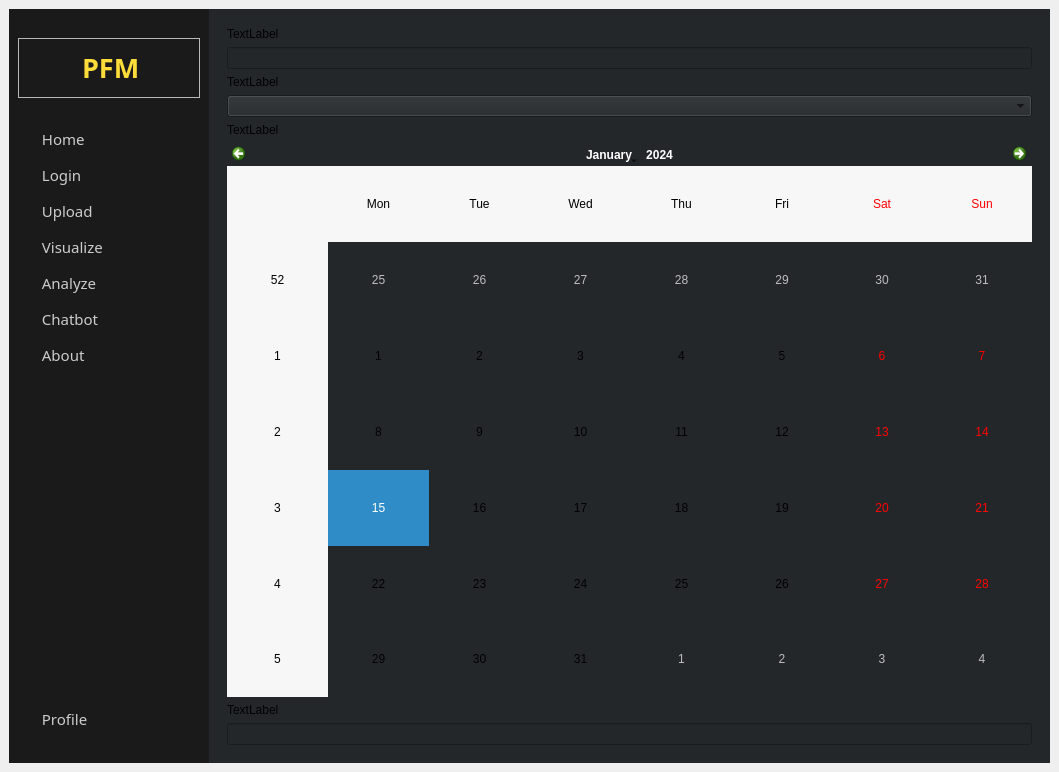
First picture: the form in UI/Master.ui, repository AtlasCJr/pfm, before the edit.
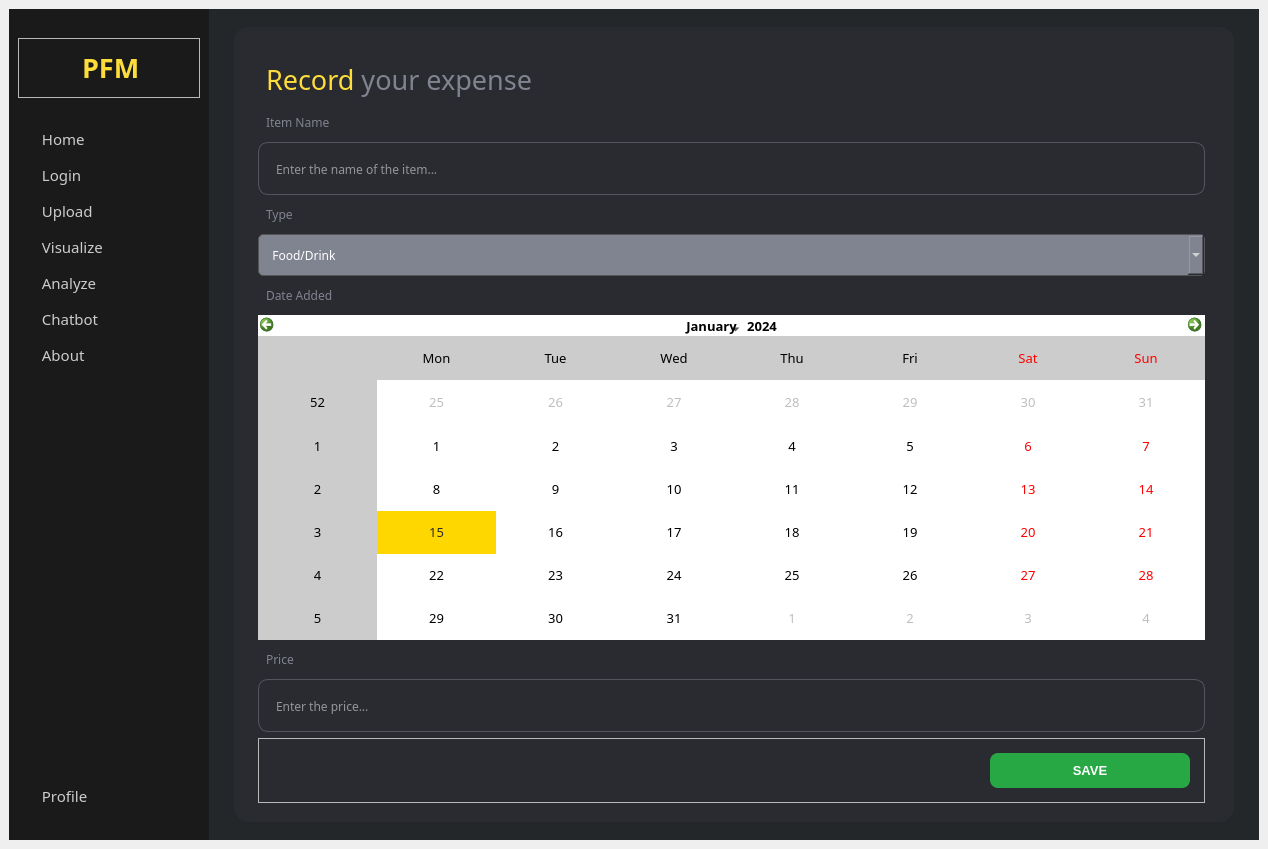
Second picture: the form after the edit. The open tabs and pages were chosen to show the change. Icons and pictures are not drawn.

What changed in the file:
```diff
--- a/UI/Master.ui
+++ b/UI/Master.ui
@@ -6,8 +6,8 @@
    <rect>
     <x>0</x>
     <y>0</y>
-    <width>1059</width>
-    <height>772</height>
+    <width>1268</width>
+    <height>849</height>
    </rect>
   </property>
   <property name="sizePolicy">
@@ -1856,47 +1856,355 @@
           </layout>
          </widget>
          <widget class="QWidget" name="inputData">
-          <layout class="QVBoxLayout" name="verticalLayout_25">
-           <item>
-            <widget class="QLabel" name="ID_transactionName">
-             <property name="text">
-              <string>TextLabel</string>
+          <property name="styleSheet">
+           <string notr="true"/>
+          </property>
+          <layout class="QGridLayout" name="gridLayout_3">
+           <item row="0" column="0">
+            <widget class="QFrame" name="inputdataFrame">
+             <property name="maximumSize">
+              <size>
+               <width>1000</width>
+               <height>1000</height>
+              </size>
              </property>
-            </widget>
-           </item>
-           <item>
-            <widget class="QLineEdit" name="ID_inputTransaction"/>
-           </item>
-           <item>
-            <widget class="QLabel" name="ID_type">
-             <property name="text">
-              <string>TextLabel</string>
+             <property name="styleSheet">
+              <string notr="true">QLabel, #frame_4{
+	background-color:none;
+	padding:5px;
+}
+QLineEdit{
+	height:50px;
+	padding: 1px 15 px;
+	background-color: rgb(42, 43, 48);
+	border: 1px solid rgba(84,86,95,255);
+	border-radius: 10px;
+	color:rgb(255, 255, 255);
+}
+QLabel{
+	color: rgb(128, 131, 144);
+	font-family: Poppins;
+}
+QComboBox {
+	height:40px;
+    color: white;                        /* Warna teks combobox */
+    background-color:  rgb(128, 131, 144);           /* Warna latar belakang combobox */
+    border: 1px solid #555555;           /* Warna border combobox */
+    border-radius: 5px;                  /* Membuat sudut rounded */
+}
+QComboBox QAbstractItemView {
+    color: white;                        /* Warna teks dropdown */
+    background-color: #333333;           /* Warna latar belakang dropdown */
+    selection-background-color: #fedd3b; /* Warna latar belakang item yang dipilih*/
+    selection-color: black;              /* Warna teks item yang dipilih */
+    border: 1px solid #555555;          /* Warna border dropdown */
+}
+#inputdataFrame{
+	background-color: rgb(42, 43, 48);
+   	padding-left: 15px;      
+   	padding-right: 20px;       
+    padding-top: 20px;          
+    padding-bottom: 10px;
+	border-radius: 15px;      
+}
+#ID_calendarWidget QWidget{
+	alternate-background-color: #CCCCCC;
+}
+QCalendarWidget QTableView {
+    background-color: #FFFFFF;  /* Latar belakang tabel kalender */
+    gridline-color: #FFD700;  /* Warna gridline kuning */
+    selection-background-color: #FFD700;  /* Warna latar belakang saat tanggal dipilih*/
+    selection-color: #2A2B30;  /* Warna teks saat dipilih */
+}
+QCalendarWidget QToolButton {
+    background-color: #FFFFFF;  /* Tombol dengan latar belakang gelap */
+    color: rgb(0, 0, 0);  
+    border: none;
+}
+QCalendarWidget QToolButton:hover {
+    background-color: #F0F0F0;  /* Sedikit lebih gelap saat hover */
+}
+QCalendarWidget QWidget#qt_calendar_navigationbar {
+    background-color: #FFFFFF;  /* Latar belakang putih untuk seluruh bar */
+    border: none;  /* Hilangkan border jika ada */
+
+}QCalendarWidget QMenu {
+    background-color:#FFFFFF;  /* Latar belakang dropdown menu (gelap) */
+	color: rgb(255, 255, 255);
+    color: ;  /* Warna teks putih untuk item di dropdown */
+	color: rgb(0, 0, 0);
+    border: 1px solid #FFD700;  /* Border kuning untuk konsistensi dengan tema */
+}
+
+/* Hover effect untuk item di dropdown */
+QCalendarWidget QMenu::item:selected {
+    background-color: #FFD700;  /* Latar belakang kuning saat di-hover */
+    color: #2A2B30;  /* Warna teks gelap saat di-hover */
+}
+QCalendarWidget QSpinBox {
+    background-color: #FFFFFF;  /* Latar belakang gelap */
+    color: rgb(0, 0, 0);  /* Teks putih */
+    border: 1px solid #FFD700;  /* Border kuning */
+}
+
+/* Tombol up/down saat di-hover */
+QCalendarWidget QSpinBox::up-button:hover,
+QCalendarWidget QSpinBox::down-button:hover {
+    background-color: #FFD700;  /* Tombol berwarna kuning saat di-hover */
+}
+
+QCalendarWidget QSpinBox::up-arrow,
+QCalendarWidget QSpinBox::down-arrow {
+    color: #FFFFFF;  /* Panah up/down berwarna putih */
+}
+QPushButton {
+    background-color: #28a745;  /* Warna hijau */
+    color: #FFFFFF;  /* Teks putih */
+    border-radius: 8px;  /* Sudut yang sedikit melengkung */
+    padding: 10px;  /* Ruang di dalam tombol */
+}
+
+QPushButton:hover {
+    background-color: #218838;  /* Warna hijau yang lebih gelap saat di-hover */
+}
+
+QPushButton:pressed {
+    background-color: #1e7e34;  /* Warna hijau lebih gelap saat ditekan */
+}
+
+QPushButton:disabled {
+    background-color: #6c757d;  /* Warna abu-abu saat tombol dinonaktifkan */
+    color: #D6D6D6;  /* Warna teks abu-abu saat tombol dinonaktifkan */
+}</string>
              </property>
-            </widget>
-           </item>
-           <item>
-            <widget class="QComboBox" name="ID_dropdownType"/>
-           </item>
-           <item>
-            <widget class="QLabel" name="ID_calendar">
-             <property name="text">
-              <string>TextLabel</string>
+             <property name="frameShape">
+              <enum>QFrame::StyledPanel</enum>
              </property>
-            </widget>
-           </item>
-           <item>
-            <widget class="QCalendarWidget" name="ID_calendarWidget"/>
-           </item>
-           <item>
-            <widget class="QLabel" name="ID_value">
-             <property name="text">
-              <string>TextLabel</string>
+             <property name="frameShadow">
+              <enum>QFrame::Raised</enum>
              </property>
+             <layout class="QVBoxLayout" name="verticalLayout_27">
+              <item>
+               <widget class="QLabel" name="ID_header">
+                <property name="font">
+                 <font>
+                  <family>Poppins</family>
+                 </font>
+                </property>
+                <property name="text">
+                 <string>&lt;html&gt;&lt;head/&gt;&lt;body&gt;&lt;p&gt;&lt;span style=&quot; font-size:20pt; color:#fedd3b;&quot;&gt;Record&lt;/span&gt;&lt;span style=&quot; font-size:20pt;&quot;&gt; your expense&lt;/span&gt;&lt;/p&gt;&lt;/body&gt;&lt;/html&gt;</string>
+                </property>
+               </widget>
+              </item>
+              <item>
+               <widget class="QLabel" name="ID_transactionName">
+                <property name="font">
+                 <font>
+                  <family>Poppins</family>
+                  <pointsize>9</pointsize>
+                 </font>
+                </property>
+                <property name="text">
+                 <string>Item Name</string>
+                </property>
+               </widget>
+              </item>
+              <item>
+               <widget class="QLineEdit" name="ID_inputTransaction">
+                <property name="font">
+                 <font>
+                  <family>Poppins</family>
+                  <pointsize>9</pointsize>
+                 </font>
+                </property>
+                <property name="text">
+                 <string/>
+                </property>
+                <property name="placeholderText">
+                 <string>Enter the name of the item...</string>
+                </property>
+               </widget>
+              </item>
+              <item>
+               <widget class="QLabel" name="ID_type">
+                <property name="font">
+                 <font>
+                  <family>Poppins</family>
+                  <pointsize>9</pointsize>
+                 </font>
+                </property>
+                <property name="text">
+                 <string>Type</string>
+                </property>
+               </widget>
+              </item>
+              <item>
+               <widget class="QComboBox" name="ID_dropdownType">
+                <property name="font">
+                 <font>
+                  <family>Poppins</family>
+                  <pointsize>9</pointsize>
+                 </font>
+                </property>
+                <item>
+                 <property name="text">
+                  <string>   Food/Drink</string>
+                 </property>
+                </item>
+                <item>
+                 <property name="text">
+                  <string>   Transportation</string>
+                 </property>
+                </item>
+                <item>
+                 <property name="text">
+                  <string>   Entertainment</string>
+                 </property>
+                </item>
+                <item>
+                 <property name="text">
+                  <string>   Healthcare</string>
+                 </property>
+                </item>
+                <item>
+                 <property name="text">
+                  <string>   Insurance</string>
+                 </property>
+                </item>
+                <item>
+                 <property name="text">
+                  <string>   Luxury Goods</string>
+                 </property>
+                </item>
+                <item>
+                 <property name="text">
+                  <string>   Active Income</string>
+                 </property>
+                </item>
+                <item>
+                 <property name="text">
+                  <string>   Passive Income</string>
+                 </property>
+                </item>
+                <item>
+                 <property name="text">
+                  <string>   Investment Income</string>
+                 </property>
+                </item>
+                <item>
+                 <property name="text">
+                  <string>   Additional Income</string>
+                 </property>
+                </item>
+               </widget>
+              </item>
+              <item>
+               <widget class="QLabel" name="ID_calendar">
+                <property name="font">
+                 <font>
+                  <family>Poppins</family>
+                  <pointsize>9</pointsize>
+                 </font>
+                </property>
+                <property name="text">
+                 <string>Date Added</string>
+                </property>
+               </widget>
+              </item>
+              <item>
+               <widget class="QCalendarWidget" name="ID_calendarWidget">
+                <property name="font">
+                 <font>
+                  <family>Poppins</family>
+                  <pointsize>10</pointsize>
+                 </font>
+                </property>
+                <property name="styleSheet">
+                 <string notr="true"/>
+                </property>
+               </widget>
+              </item>
+              <item>
+               <widget class="QLabel" name="ID_value">
+                <property name="font">
+                 <font>
+                  <family>Poppins</family>
+                  <pointsize>9</pointsize>
+                 </font>
+                </property>
+                <property name="text">
+                 <string>Price</string>
+                </property>
+               </widget>
+              </item>
+              <item>
+               <widget class="QLineEdit" name="ID_inputValue">
+                <property name="font">
+                 <font>
+                  <family>Poppins</family>
+                  <pointsize>9</pointsize>
+                 </font>
+                </property>
+                <property name="placeholderText">
+                 <string>Enter the price...</string>
+                </property>
+               </widget>
+              </item>
+              <item>
+               <widget class="QFrame" name="frame_4">
+                <property name="maximumSize">
+                 <size>
+                  <width>16777215</width>
+                  <height>70</height>
+                 </size>
+                </property>
+                <property name="frameShape">
+                 <enum>QFrame::StyledPanel</enum>
+                </property>
+                <property name="frameShadow">
+                 <enum>QFrame::Raised</enum>
+                </property>
+                <layout class="QHBoxLayout" name="horizontalLayout_26">
+                 <item>
+                  <spacer name="horizontalSpacer_22">
+                   <property name="orientation">
+                    <enum>Qt::Horizontal</enum>
+                   </property>
+                   <property name="sizeHint" stdset="0">
+                    <size>
+                     <width>699</width>
+                     <height>20</height>
+                    </size>
+                   </property>
+                  </spacer>
+                 </item>
+                 <item>
+                  <widget class="QPushButton" name="pushButton">
+                   <property name="minimumSize">
+                    <size>
+                     <width>200</width>
+                     <height>0</height>
+                    </size>
+                   </property>
+                   <property name="font">
+                    <font>
+                     <family>Segoe UI</family>
+                     <pointsize>10</pointsize>
+                     <weight>75</weight>
+                     <bold>true</bold>
+                    </font>
+                   </property>
+                   <property name="text">
+                    <string>SAVE</string>
+                   </property>
+                  </widget>
+                 </item>
+                </layout>
+               </widget>
+              </item>
+             </layout>
             </widget>
            </item>
-           <item>
-            <widget class="QLineEdit" name="ID_inputValue"/>
-           </item>
           </layout>
          </widget>
          <widget class="QWidget" name="analyze">
@@ -3666,8 +3974,14 @@
                </rect>
               </property>
               <layout class="QVBoxLayout" name="verticalLayout_7">
-               <item>
-                <widget class="QFrame" name="frame_4">
+               <item alignment="Qt::AlignLeft|Qt::AlignVCenter">
+                <widget class="QFrame" name="AB_aboutApp">
+                 <property name="maximumSize">
+                  <size>
+                   <width>16777215</width>
+                   <height>16777215</height>
+                  </size>
+                 </property>
                  <property name="frameShape">
                   <enum>QFrame::StyledPanel</enum>
                  </property>
```
Left out of the diff: 285 changed lines with no effect on the pictures.
